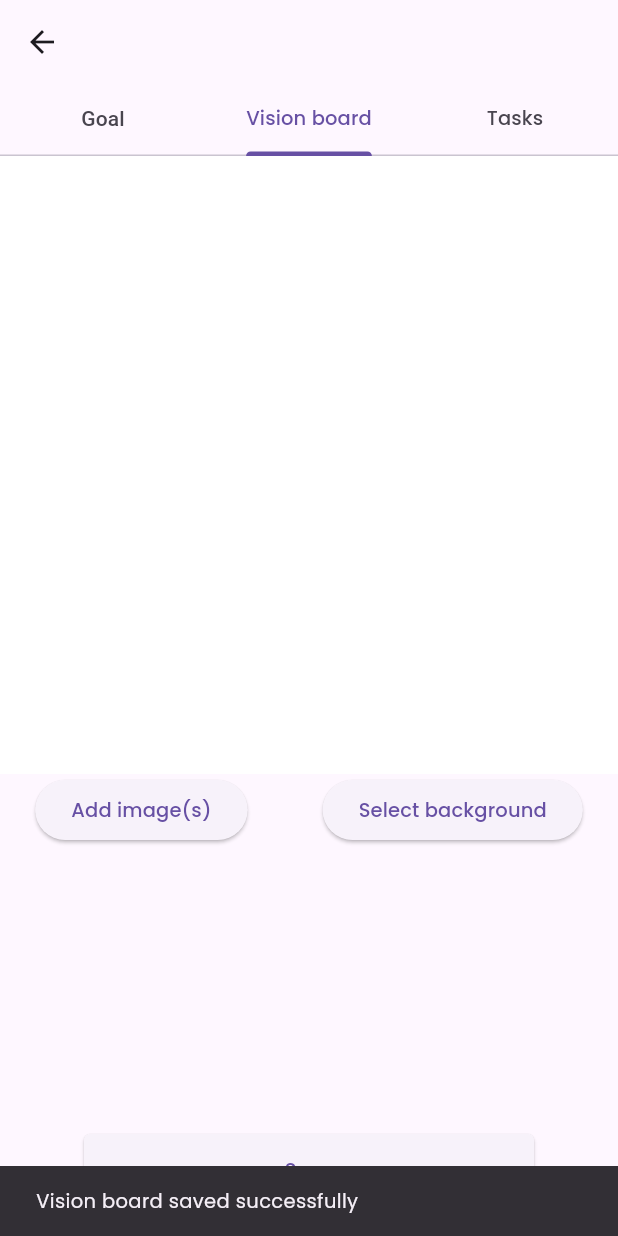
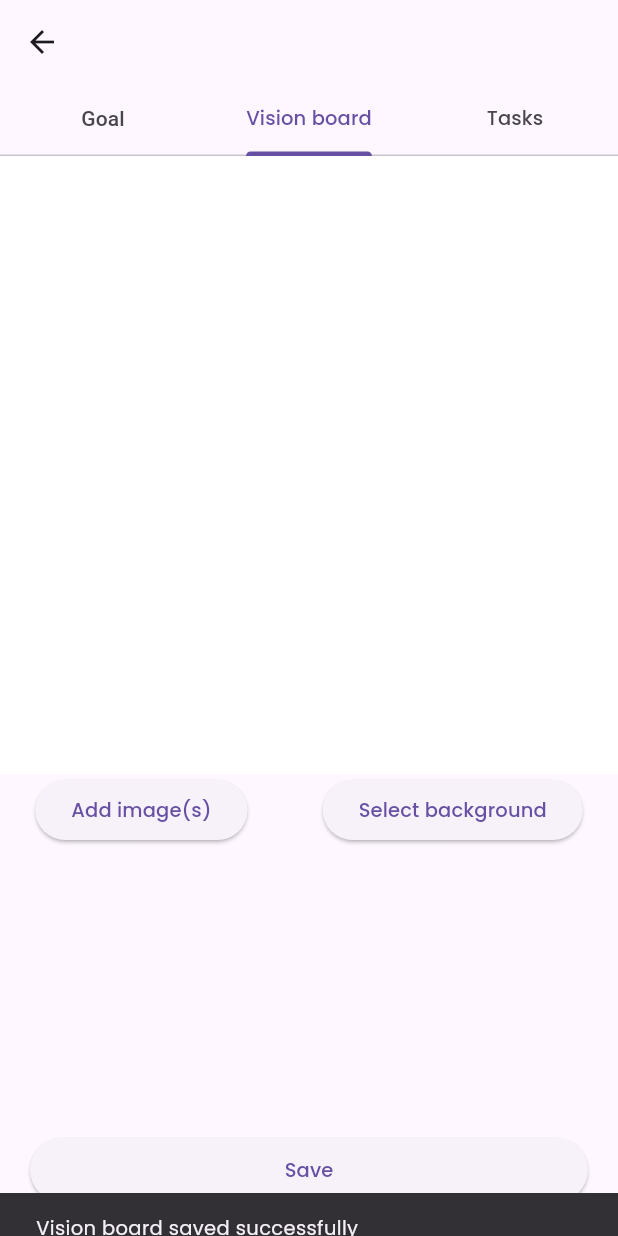
Before and after one commit to seilamoneyoum/selfsight, a Flutter app: the GoalView screen opened directly with empty values, tab 2 chosen, after a tap on "Save", on a phone screen of 412 x 824 dp. Run offline on Flutter 3.47's test engine with Material 3 defaults, Android fonts, the phone set to English and light mode, and no system bars; our stand-ins replace flutter_colorpicker, get_it, google_fonts, image_picker, shared_preferences, stacked and 1 more; accounts and stored records are empty.

Commit message:
feat: Visualisation (snapshot) du tableau de vision sauvegardé

```diff
--- a/lib/domain/entities/goal/goal.dart
+++ b/lib/domain/entities/goal/goal.dart
@@ -4,7 +4,6 @@ import 'package:selfsight/domain/entities/goal/category.dart';
 class Goal {
   final String id;
   String title;
-  String? visionBoardPath;
   Progress progress;
   Category? category;
   final String createAt;
@@ -12,7 +11,6 @@ class Goal {
   Goal(
       {required this.id,
       required this.title,
-      this.visionBoardPath,
       required this.progress,
       this.category,
       required this.createAt});
@@ -20,7 +18,6 @@ class Goal {
   Map<String, dynamic> toJson() => {
         'id': id,
         'title': title,
-        'visionBoardPath': visionBoardPath,
         'progress': progress.toJson(),
         'category': category?.toString().split('.').last,
         'createAt': createAt,
@@ -29,7 +26,6 @@ class Goal {
   factory Goal.fromJson(Map<String, dynamic> json) => Goal(
         id: json['id'],
         title: json['title'],
-        visionBoardPath: json['visionBoardPath'],
         progress: Progress.fromJson(json['progress']),
         category: json['category'] != null
             ? Category.values.firstWhere(
--- a/lib/domain/entities/task/task.dart
+++ b/lib/domain/entities/task/task.dart
@@ -1,4 +1,3 @@
-// task.dart
 import 'package:selfsight/domain/entities/task/frequency.dart';
 
 class Task {
--- a/lib/domain/entities/vision_board/vision_board.dart
+++ b/lib/domain/entities/vision_board/vision_board.dart
@@ -6,12 +6,14 @@ class VisionBoard {
   List<VisionBoardItem> items;
   int? backgroundColorValue;
   String? backgroundImagePath;
+  String? snapshotPath;
 
   VisionBoard({
     required this.goalId,
     this.items = const [],
     this.backgroundColorValue,
     this.backgroundImagePath,
+    this.snapshotPath,
   });
 
   factory VisionBoard.fromJson(Map<String, dynamic> json) {
@@ -23,6 +25,7 @@ class VisionBoard {
           [],
       backgroundColorValue: json['backgroundColorValue'],
       backgroundImagePath: json['backgroundImagePath'],
+      snapshotPath: json['snapshotPath'],
     );
   }
 
@@ -32,9 +35,10 @@ class VisionBoard {
       'items': items.map((e) => e.toJson()).toList(),
       'backgroundColorValue': backgroundColorValue,
       'backgroundImagePath': backgroundImagePath,
+      'snapshotPath': snapshotPath,
     };
   }
 
-  static int? colorToInt(Color? color) => color?.value;
+  static int? colorToInt(Color? color) => color?.toARGB32();
   static Color? intToColor(int? value) => value != null ? Color(value) : null;
 }
--- a/lib/presentation/view/goal/goal_viewmodel.dart
+++ b/lib/presentation/view/goal/goal_viewmodel.dart
@@ -36,7 +36,6 @@ class GoalViewModel extends BaseViewModel {
     _goal = Goal(
       id: DateTime.now().millisecondsSinceEpoch.toString(),
       title: title,
-      visionBoardPath: null,
       progress: progress,
       category: category,
       createAt: DateTime.now().toIso8601String(),
--- a/lib/presentation/view/goal/vision_board/viewmodel/image_logic.dart
+++ b/lib/presentation/view/goal/vision_board/viewmodel/image_logic.dart
@@ -20,7 +20,8 @@ class ImageLogic {
   }
 
   void removeItem(String id) {
-    final itemToRemove = viewModel.elements.firstWhere((item) => item.id == id);
+    final itemToRemove =
+        viewModel.allElements.firstWhere((item) => item.id == id);
 
     try {
       final file = File(itemToRemove.imagePath);
@@ -28,7 +29,7 @@ class ImageLogic {
         file.deleteSync();
       }
     } finally {
-      viewModel.elements.removeWhere((item) => item.id == id);
+      viewModel.allElements.removeWhere((item) => item.id == id);
       viewModel.selectedId = "-1";
       viewModel.selectedItem = null;
       viewModel.notifyListeners();
--- a/lib/presentation/view/goal/vision_board/vision_board_viewmodel.dart
+++ b/lib/presentation/view/goal/vision_board/vision_board_viewmodel.dart
@@ -14,6 +14,7 @@ import 'package:path_provider/path_provider.dart';
 
 class VisionBoardViewModel extends BaseViewModel {
   final String? goalId;
+
   final VisionBoardService _visionBoardService = locator<VisionBoardService>();
   late final AlignImagesLogic alignImagesLogic;
   late final BackgroundLogic backgroundLogic;
@@ -28,12 +29,13 @@ class VisionBoardViewModel extends BaseViewModel {
   double? gestureStartScale;
   double? gestureStartRotation;
 
-  List<VisionBoardItem> elements = [];
+  List<VisionBoardItem> _elements = [];
+  List<VisionBoardItem> get allElements => _elements;
+
   VisionBoardItem? selectedItem;
 
   String selectedId = "-1";
-
-  List<VisionBoardItem> get allElements => elements;
+  String? snapshotPath;
 
   /// Charger le vision board existant lié à ce goal, s'il y en a un.
   /// Si le goal n'a pas encore été sauvegardé, il n'y a rien à charger.
@@ -43,7 +45,7 @@ class VisionBoardViewModel extends BaseViewModel {
     setBusy(true);
     final board = await _visionBoardService.getVisionBoardByGoalId(goalId!);
     if (board != null) {
-      elements = board.items;
+      _elements = board.items;
 
       if (board.backgroundImagePath != null) {
         backgroundLogic.backgroundImage = File(board.backgroundImagePath!);
@@ -58,21 +60,25 @@ class VisionBoardViewModel extends BaseViewModel {
 
   /// Sauvegarder l'état actuel du board. Ne fait rien si le goal n'a pas
   /// encore été créé (pas de goalId).
-  Future<void> saveVisionBoard() async {
+  Future<void> saveVisionBoard({String? snapshotPath}) async {
     if (goalId == null) return;
+    setBusy(true);
+    this.snapshotPath = snapshotPath ?? this.snapshotPath;
 
     final board = VisionBoard(
       goalId: goalId!,
-      items: elements,
+      items: _elements,
       backgroundColorValue: backgroundLogic.isImageBackgroundSelected
           ? null
           : VisionBoard.colorToInt(backgroundLogic.backgroundColor),
       backgroundImagePath: backgroundLogic.isImageBackgroundSelected
           ? backgroundLogic.backgroundImage?.path
           : null,
+      snapshotPath: this.snapshotPath,
     );
 
     await _visionBoardService.saveVisionBoard(board);
+    setBusy(false);
   }
 
   void resetValues() {
@@ -83,7 +89,7 @@ class VisionBoardViewModel extends BaseViewModel {
 
   void selectItem(String id) {
     selectedId = id;
-    selectedItem = elements.where((item) => item.id == id).first;
+    selectedItem = _elements.where((item) => item.id == id).first;
     notifyListeners();
   }
 
@@ -101,7 +107,7 @@ class VisionBoardViewModel extends BaseViewModel {
         .toList();
 
     List<VisionBoardItem> newItems = await Future.wait(futures);
-    elements.addAll(newItems);
+    _elements.addAll(newItems);
     notifyListeners();
   }
 
@@ -158,23 +164,23 @@ class VisionBoardViewModel extends BaseViewModel {
 
 // Déplace l'image sélectionnée d'un niveau vers l'avant
   void bringForward(String id) {
-    int index = elements.indexWhere((item) => item.id == id);
+    int index = _elements.indexWhere((item) => item.id == id);
 // Impossible d'avancer si l'on se trouve déjà tout en haut
-    if (index == -1 || index == elements.length - 1) return;
+    if (index == -1 || index == _elements.length - 1) return;
 
-    final item = elements.removeAt(index);
-    elements.insert(index + 1, item);
+    final item = _elements.removeAt(index);
+    _elements.insert(index + 1, item);
     notifyListeners();
   }
 
   /// Déplace l'image sélectionnée d'un niveau vers l'arrière
   void sendBackward(String id) {
-    int index = elements.indexWhere((item) => item.id == id);
+    int index = _elements.indexWhere((item) => item.id == id);
 // Impossible de reculer si l'on se trouve déjà tout en bas
     if (index == -1 || index == 0) return;
 
-    final item = elements.removeAt(index);
-    elements.insert(index - 1, item);
+    final item = _elements.removeAt(index);
+    _elements.insert(index - 1, item);
     notifyListeners();
   }
 }
--- a/lib/presentation/view/goal/vision_board/vision_board_widget.dart
+++ b/lib/presentation/view/goal/vision_board/vision_board_widget.dart
@@ -1,5 +1,9 @@
 import 'dart:io';
+import 'dart:typed_data';
+import 'dart:ui' as ui;
 import 'package:flutter/material.dart';
+import 'package:flutter/rendering.dart';
+import 'package:path_provider/path_provider.dart';
 import 'package:selfsight/domain/entities/vision_board/vision_board_item.dart';
 import 'package:selfsight/presentation/view/goal/vision_board/widget/background_container.dart';
 import 'package:selfsight/presentation/view/goal/vision_board/vision_board_viewmodel.dart';
@@ -7,8 +11,9 @@ import 'package:selfsight/presentation/view/templates.dart';
 
 class VisionBoardWidget extends StatefulWidget {
   final VisionBoardViewModel viewModel;
+  final GlobalKey _boardKey = GlobalKey();
 
-  const VisionBoardWidget({super.key, required this.viewModel});
+  VisionBoardWidget({super.key, required this.viewModel});
 
   @override
   State<VisionBoardWidget> createState() => _VisionBoardWidgetState();
@@ -18,6 +23,8 @@ class _VisionBoardWidgetState extends State<VisionBoardWidget>
     with AutomaticKeepAliveClientMixin {
   @override
   bool get wantKeepAlive => true;
+
+  final GlobalKey _boardKey = GlobalKey();
 
   @override
   Widget build(BuildContext context) {
@@ -79,25 +86,29 @@ class _VisionBoardWidgetState extends State<VisionBoardWidget>
 
   Widget saveButton(BuildContext context, VisionBoardViewModel viewModel) {
     return SizedBox(
-      width: 300,
+      width: double.infinity,
       child: ElevatedButton(
         style: ElevatedButton.styleFrom(
           padding: const EdgeInsets.symmetric(vertical: 12),
-          shape: RoundedRectangleBorder(
-            borderRadius: BorderRadius.circular(4.0),
-          ),
-          minimumSize: const Size(double.infinity, 48),
         ),
         onPressed: viewModel.isBusy
             ? null
             : () async {
-                await viewModel.saveVisionBoard();
+                final snapshotPath = await _captureSnapshot(viewModel.goalId!);
+                await viewModel.saveVisionBoard(snapshotPath: snapshotPath);
                 if (!context.mounted) return;
                 ScaffoldMessenger.of(context).showSnackBar(
                   SnackBar(content: message('Vision board saved successfully')),
                 );
               },
-        child: message("Save"),
+        child: viewModel.isBusy
+            ? const SizedBox(
+                width: 18,
+                height: 18,
+                child: CircularProgressIndicator(
+                    strokeWidth: 2, color: Colors.white),
+              )
+            : message("Save"),
       ),
     );
   }
@@ -298,9 +309,11 @@ class _VisionBoardWidgetState extends State<VisionBoardWidget>
     );
   }
 
-  Container getBackgroundContainer(
+  Widget getBackgroundContainer(
       VisionBoardViewModel viewModel, BuildContext context) {
-    return Container(
+    return RepaintBoundary(
+      key: _boardKey,
+      child: Container(
         decoration: viewModel.backgroundLogic.isImageBackgroundSelected
             ? BoxDecoration(
                 image: DecorationImage(
@@ -315,6 +328,31 @@ class _VisionBoardWidgetState extends State<VisionBoardWidget>
         width: MediaQuery.of(context).size.width,
         height: MediaQuery.of(context).size.width,
         child: Stack(children: showImages(viewModel)),
+      ),
     );
   }
+
+  Future<String?> _captureSnapshot(String goalId) async {
+    try {
+      final renderObject = _boardKey.currentContext?.findRenderObject();
+      if (renderObject is! RenderRepaintBoundary) return null;
+
+      final ui.Image image = await renderObject.toImage(pixelRatio: 1.0);
+      final ByteData? byteData =
+          await image.toByteData(format: ui.ImageByteFormat.png);
+      if (byteData == null) return null;
+
+      final Uint8List pngBytes = byteData.buffer.asUint8List();
+
+      final appDocDir = await getApplicationDocumentsDirectory();
+      final file = File('${appDocDir.path}/vision_board_snapshot_$goalId.png');
+      await file.writeAsBytes(pngBytes);
+
+      await FileImage(file).evict();
+
+      return file.path;
+    } catch (e) {
+      return null;
     }
+  }
+}
--- a/lib/presentation/view/templates.dart
+++ b/lib/presentation/view/templates.dart
@@ -50,7 +50,7 @@ Text smallTitleInterface(String title) {
   return Text(
     title,
     style: GoogleFonts.poppins(
-        fontSize: 15, fontWeight: FontWeight.w300, color: Colors.grey[800]),
+        fontSize: 15, fontWeight: FontWeight.w500, color: Colors.grey[800]),
   );
 }
 
--- a/lib/services/goal_service.dart
+++ b/lib/services/goal_service.dart
@@ -76,9 +76,6 @@ class GoalService {
     final preferences = await SharedPreferences.getInstance();
     List<Goal> currentGoals = await getGoals();
 
-    final goalToDelete = currentGoals.firstWhere((g) => g.id == id);
-    await deleteImageFile(goalToDelete.visionBoardPath);
-
     currentGoals.removeWhere((g) => g.id == id);
 
     List<String> jsonList =
@@ -86,7 +83,7 @@ class GoalService {
     await preferences.setStringList(_goalsKey, jsonList);
   }
 
-  // Mise à jour du objectif plus conventiel
+  // Mise à jour du objectif plus conventionnel
   Future<void> updateGoal(Goal updatedGoal) async {
     await saveGoal(updatedGoal);
   }
--- a/lib/services/vision_board_service.dart
+++ b/lib/services/vision_board_service.dart
@@ -81,6 +81,7 @@ class VisionBoardService {
         currentBoards.where((b) => b.goalId == goalId).firstOrNull;
     if (boardToDelete != null) {
       await deleteImageFile(boardToDelete.backgroundImagePath);
+      await deleteImageFile(boardToDelete.snapshotPath);
       for (final item in boardToDelete.items) {
         await deleteImageFile(item.imagePath);
       }
```
Also changed, not shown: lib/presentation/view/daily_tasks/daily_tasks_sheet.dart (+22 -21 lines), lib/presentation/view/daily_tasks/daily_tasks_viewmodel.dart (+13 -6 lines), lib/presentation/view/goal_overview/DailyTasksViewModel .dart (deleted, +0 -74 lines), 2 other files. Lines whose indentation alone changed are shown as unchanged.
